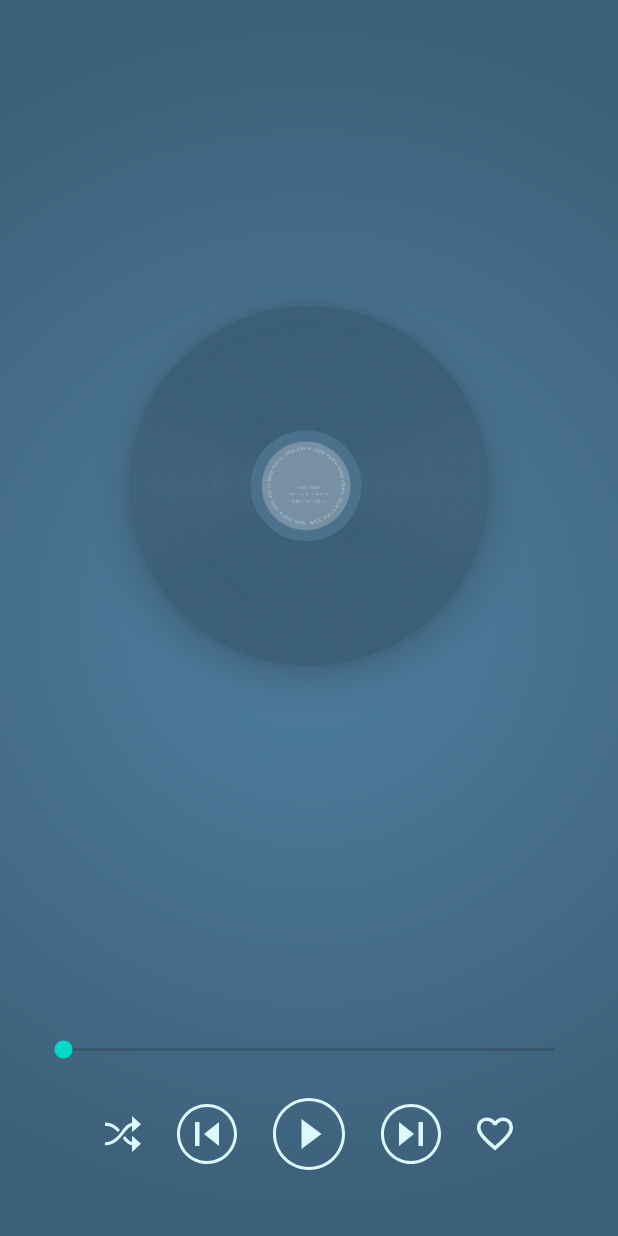
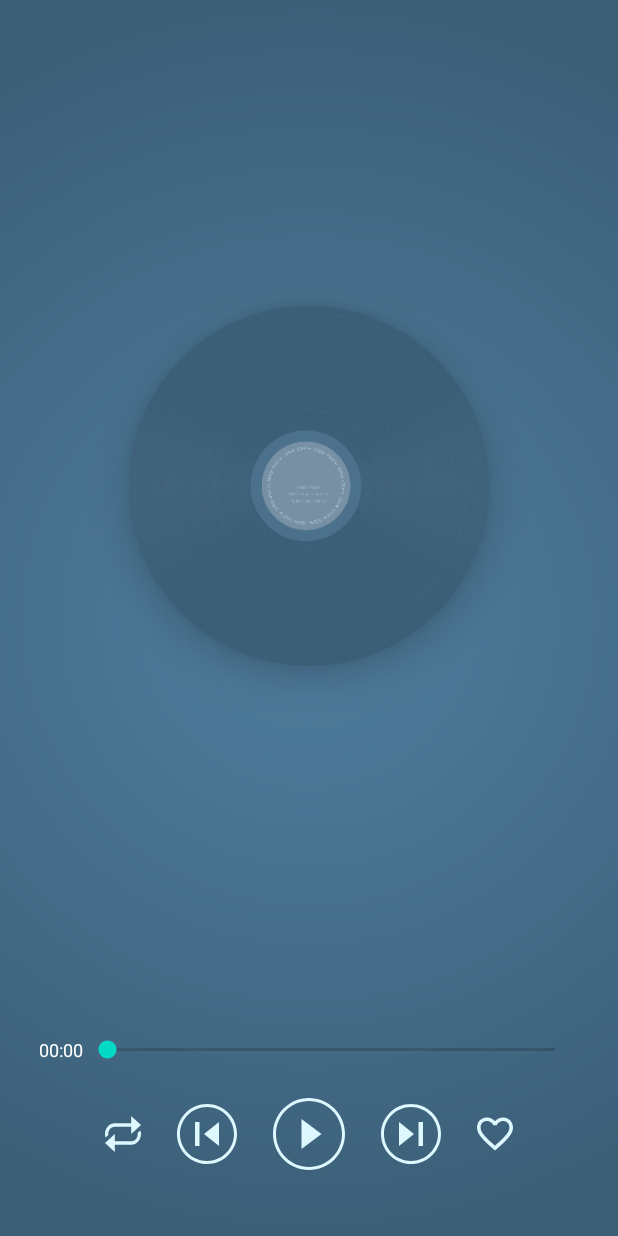
Before and after one commit to aSmartTortoise/JMusicPlayer, an Android app: the MusicPlayerActivity screen opened directly, with no data from a screen before it, on a phone screen of 412 x 824 dp. Run offline under Robolectric (Android 15) with nearby library versions, the phone set to English and light mode, and no system bars; our stand-ins replace RxJava, data binding; 2 statements that could not run were skipped.

Commit message:
MusicPlayerActivity通过绑定Service实现ui的更新。

```diff
--- a/app/src/main/java/com/wyj/voice/ui/MusicPlayerActivity.kt
+++ b/app/src/main/java/com/wyj/voice/ui/MusicPlayerActivity.kt
@@ -61,10 +61,10 @@ class MusicPlayerActivity : AppCompatActivity(), IPlayback.Callback {
         dataBinding = DataBindingUtil.setContentView(this, R.layout.activity_music_player)
         musicViewModel = LocalMusicViewModel(this).apply {
             songs.observe(this@MusicPlayerActivity) {
-                subscribeService(it)
             }
             getLocalSongs()
         }
+        subscribeService()
         dataBinding.seekBar.setOnSeekBarChangeListener(object : OnSeekBarChangeListener {
             override fun onProgressChanged(seekBar: SeekBar, progress: Int, fromUser: Boolean) {
                 if (fromUser) {
@@ -88,14 +88,15 @@ class MusicPlayerActivity : AppCompatActivity(), IPlayback.Callback {
         })
     }
 
-    private fun subscribeService(localSongs: List<Song>) {
-        if (player == null) {
+    private fun subscribeService() {
         playerViewModel = MusicPlayerViewModel(this).apply {
             playbackServiceLiveData.observe(this@MusicPlayerActivity) {
+                Log.d(TAG, "subscribeService: wyj player:$it")
                 player = it.apply {
                     registerCallback(this@MusicPlayerActivity)
                 }
-                    playSong(localSongs)
+                onSongUpdated(player?.getPlayingSong())
+                updatePlayMode(PreferenceManager.lastPlayMode(context!!))
             }
             playModeLiveData.observe(this@MusicPlayerActivity) {
                 updatePlayMode(it)
@@ -103,7 +104,6 @@ class MusicPlayerActivity : AppCompatActivity(), IPlayback.Callback {
             subscribe()
         }
         dataBinding.playerViewModel = playerViewModel
-        }
     }
 
     private fun playSong(song: Song) {
@@ -155,6 +155,7 @@ class MusicPlayerActivity : AppCompatActivity(), IPlayback.Callback {
             dataBinding.siv.setImageBitmap(AlbumUtils.getCroppedBitmap(bitmap))
         }
         dataBinding.siv.pauseRotateAnimation()
+        Log.d(TAG, "onSongUpdated: wyj isPlaying:${player?.isPlaying()}")
         if (player?.isPlaying() == true) {
             dataBinding.siv.startRotateAnimation()
             scheduleTask()
@@ -215,7 +216,7 @@ class MusicPlayerActivity : AppCompatActivity(), IPlayback.Callback {
         return duration
     }
 
-    fun updatePlayMode(playMode: PlayMode) {
+    private fun updatePlayMode(playMode: PlayMode) {
         val res = when (playMode) {
             PlayMode.LIST -> R.drawable.ic_play_mode_list
             PlayMode.LOOP -> R.drawable.ic_play_mode_loop
--- a/app/src/main/res/layout/activity_music_player.xml
+++ b/app/src/main/res/layout/activity_music_player.xml
@@ -65,12 +65,12 @@
             android:layout_marginStart="10dp"
             android:layout_marginEnd="10dp"
             android:layout_marginBottom="@dimen/dp_24"
-            tools:text="00:00"
             android:textColor="@color/white"
             android:textSize="@dimen/sp_12"
             app:layout_constraintBottom_toTopOf="@id/button_play_toggle"
             app:layout_constraintHorizontal_weight="1"
-            app:layout_constraintStart_toStartOf="parent" />
+            app:layout_constraintStart_toStartOf="parent"
+            tools:text="00:00" />
 
         <androidx.appcompat.widget.AppCompatSeekBar
             android:id="@+id/seek_bar"
@@ -90,56 +90,56 @@
             android:layout_height="wrap_content"
             android:layout_marginStart="10dp"
             android:layout_marginEnd="10dp"
-            tools:text="10:00"
             android:textColor="@color/white"
             android:textSize="@dimen/sp_12"
             app:layout_constraintBottom_toBottomOf="@id/tv_progress"
             app:layout_constraintEnd_toEndOf="parent"
-            app:layout_constraintTop_toTopOf="@id/tv_progress" />
+            app:layout_constraintTop_toTopOf="@id/tv_progress"
+            tools:text="10:00" />
 
         <androidx.appcompat.widget.AppCompatImageView
-            android:onClick="@{() -> playerViewModel.onPlayToggleAction()}"
             android:id="@+id/button_play_toggle"
             android:layout_width="wrap_content"
             android:layout_height="wrap_content"
             android:layout_marginBottom="@dimen/dp_28"
             android:background="?attr/selectableItemBackgroundBorderless"
+            android:onClick="@{() -> playerViewModel.onPlayToggleAction()}"
             app:layout_constraintBottom_toBottomOf="parent"
             app:layout_constraintEnd_toEndOf="parent"
             app:layout_constraintStart_toStartOf="parent"
             app:srcCompat="@drawable/ic_play" />
 
         <androidx.appcompat.widget.AppCompatImageView
-            android:onClick="@{() -> playerViewModel.playLast()}"
             android:id="@+id/button_play_last"
             android:layout_width="wrap_content"
             android:layout_height="wrap_content"
             android:layout_marginEnd="@dimen/dp_24"
             android:background="?attr/selectableItemBackgroundBorderless"
+            android:onClick="@{() -> playerViewModel.playLast()}"
             app:layout_constraintBottom_toBottomOf="@id/button_play_toggle"
             app:layout_constraintEnd_toStartOf="@id/button_play_toggle"
             app:layout_constraintTop_toTopOf="@id/button_play_toggle"
             app:srcCompat="@drawable/ic_play_last" />
 
         <androidx.appcompat.widget.AppCompatImageView
-            android:onClick="@{() -> playerViewModel.onPlayModeToggleAction()}"
             android:id="@+id/button_play_mode_toggle"
             android:layout_width="wrap_content"
             android:layout_height="wrap_content"
             android:layout_marginEnd="@dimen/dp_24"
             android:background="?attr/selectableItemBackgroundBorderless"
+            android:onClick="@{() -> playerViewModel.onPlayModeToggleAction()}"
             app:layout_constraintBottom_toBottomOf="@id/button_play_toggle"
             app:layout_constraintEnd_toStartOf="@id/button_play_last"
             app:layout_constraintTop_toTopOf="@id/button_play_toggle"
             app:srcCompat="@drawable/ic_play_mode_shuffle" />
 
         <androidx.appcompat.widget.AppCompatImageView
-            android:onClick="@{() -> playerViewModel.playNext()}"
             android:id="@+id/button_play_next"
             android:layout_width="wrap_content"
             android:layout_height="wrap_content"
             android:layout_marginStart="@dimen/dp_24"
             android:background="?attr/selectableItemBackgroundBorderless"
+            android:onClick="@{() -> playerViewModel.playNext()}"
             app:layout_constraintBottom_toBottomOf="@id/button_play_toggle"
             app:layout_constraintStart_toEndOf="@id/button_play_toggle"
             app:layout_constraintTop_toTopOf="@id/button_play_toggle"
--- a/app/src/main/res/values/strings.xml
+++ b/app/src/main/res/values/strings.xml
@@ -1,3 +1,7 @@
 <resources>
     <string name="app_name">JMusicPlayer</string>
+    <string name="action_play_toggle">com.wyj.voice.ACTION.PLAY_TOGGLE</string>
+    <string name="action_play_last">com.wyj.voice.ACTION.PLAY_LAST</string>
+    <string name="action_play_next">com.wyj.voice.ACTION.PLAY_NEXT</string>
+    <string name="action_stop_service">com.wyj.voice.ACTION.STOP_SERVICE</string>
 </resources>
```
Also changed, not shown: app/src/main/AndroidManifest.xml (+4 -4 lines), app/src/main/java/com/wyj/voice/player/PlaybackService.kt (+20 -16 lines), app/src/main/java/com/wyj/voice/ui/MainActivity.kt (+62 -1 lines). Lines whose indentation alone changed are shown as unchanged.
